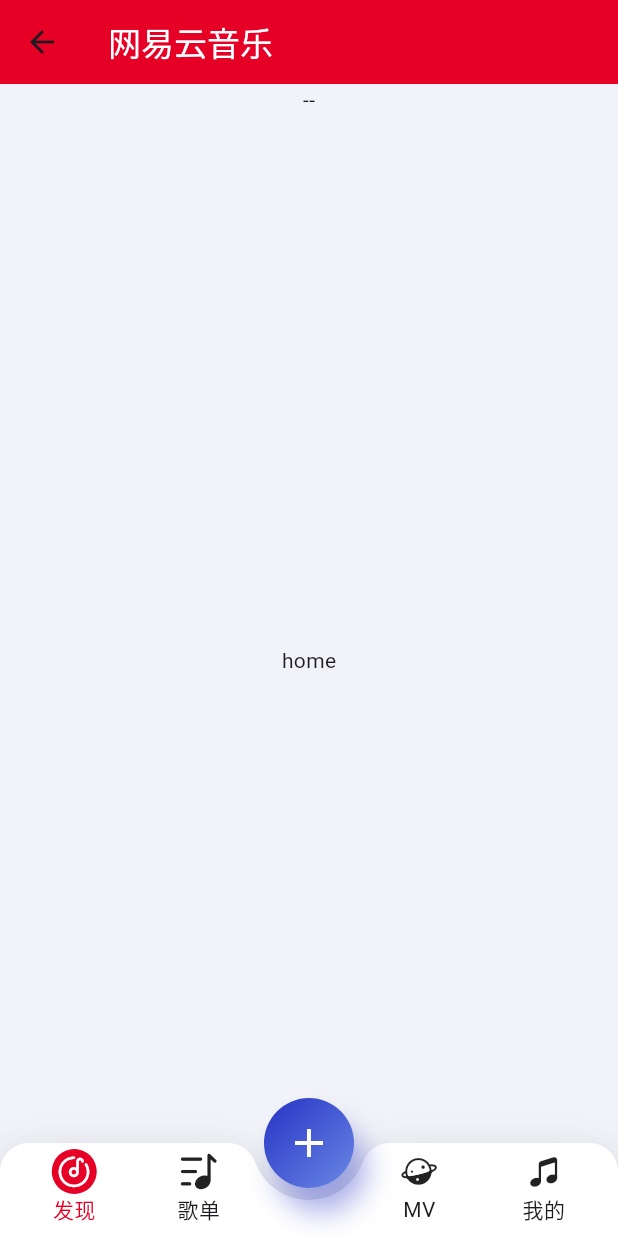
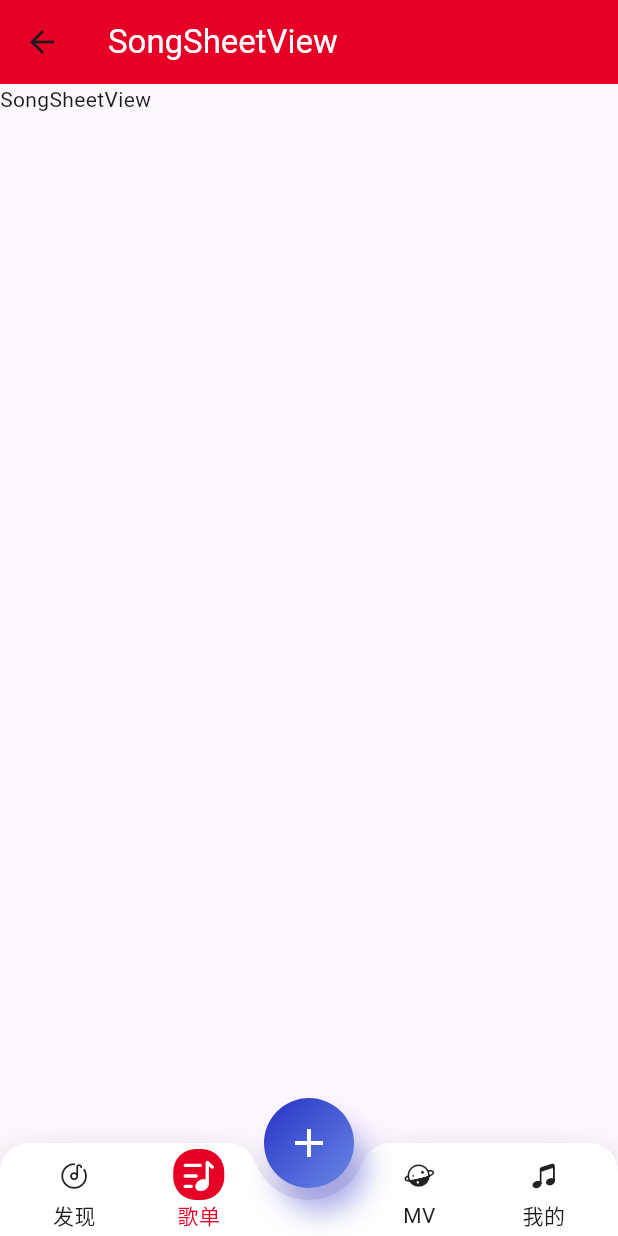
Before and after one commit to mageAoe/flutter_music_player_app, a Flutter app: the NavigationHomeScreen screen opened by its route, after a tap on "歌单", on a phone screen of 412 x 824 dp. Run offline on Flutter 3.47's test engine with Material 3 defaults, Android fonts, the phone set to English and light mode, and no system bars.

Commit message:
update: navigator page

```diff
--- a/lib/home_screen.dart
+++ b/lib/home_screen.dart
@@ -3,9 +3,13 @@ import 'package:flutter_music_player_app/app_theme.dart';
 import 'pages/bottom_navigation_view/bottom_bar_view.dart';
 import 'package:flutter_music_player_app/pages/bottom_navigation_view/tabIcon_data.dart';
 
+import 'package:flutter_music_player_app/views/find/find_view.dart';
+import 'package:flutter_music_player_app/views/song_sheet/song_sheet_view.dart';
+import 'package:flutter_music_player_app/views/mv/mv_view.dart';
+import 'package:flutter_music_player_app/views/my/my_view.dart';
+
 class MyHomePage extends StatefulWidget {
-  const MyHomePage({super.key, required this.title});
-  final String title;
+  const MyHomePage({super.key});
   @override
   State<MyHomePage> createState() => _MyHomePageState();
 }
@@ -14,10 +18,16 @@ class _MyHomePageState extends State<MyHomePage> with TickerProviderStateMixin {
 
   AnimationController? animationController;
   List<TabIconData> tabIconsList = TabIconData.tabIconsList;
-  Widget tabBody = Container(
-    color: AppTheme.background,
-  );
-  int index = 0;
+
+  Widget tabBody = Container(color: AppTheme.background);
+  int pageIndex = 0;
+
+  final List<Widget> _pages = [
+    const FindView(),
+    const SongSheetView(),
+    const MvView(),
+    const MyView()
+  ];
 
    @override
   void initState() {
@@ -26,20 +36,18 @@ class _MyHomePageState extends State<MyHomePage> with TickerProviderStateMixin {
     }
     tabIconsList[0].isSelected = true;
 
-    animationController = AnimationController(
-        duration: const Duration(milliseconds: 600), vsync: this);
-    // tabBody = MyDiaryScreen(animationController: animationController);
+    animationController = AnimationController(duration: const Duration(milliseconds: 600), vsync: this);
     super.initState();
   }
 
   @override
   Widget build(BuildContext context) {
     return Scaffold(
-        appBar: AppBar(
-          // Theme.of(context).colorScheme.inversePrimary,
-          backgroundColor: AppTheme.primary,
-          title: Text(widget.title, style: const TextStyle(color:AppTheme.white)),
-        ),
+        // appBar: AppBar(
+        //   // Theme.of(context).colorScheme.inversePrimary,
+        //   backgroundColor: AppTheme.primary,
+        //   title: Text(widget.title, style: const TextStyle(color:AppTheme.white)),
+        // ),
         body: Container(
         color: AppTheme.background,
         child: Scaffold(
@@ -52,9 +60,7 @@ class _MyHomePageState extends State<MyHomePage> with TickerProviderStateMixin {
               } else {
                 return Stack(
                   children: <Widget>[
-                    const Center(
-                      child: Text('home'),
-                    ),
+                    _pages[pageIndex],
                     bottomBar(),
                   ],
                 );
@@ -76,37 +82,38 @@ class _MyHomePageState extends State<MyHomePage> with TickerProviderStateMixin {
       children: <Widget>[
         // 顶部页面内容
         const Expanded(
-          child: SizedBox(
-            child: Text('--'),
-          ),
+          child: SizedBox(),
         ),
         // 下面的导航栏
         BottomBarView(
           tabIconsList: tabIconsList,
-          index: index,
+          index: pageIndex,
           addClick: () {},
           changeIndex: (int index) {
-            if (index == 0 || index == 2) {
-              animationController?.reverse().then<dynamic>((data) {
-                if (!mounted) {
-                  return;
-                }
-                // setState(() {
-                //   tabBody =
-                //       MyDiaryScreen(animationController: animationController);
-                // });
-              });
-            } else if (index == 1 || index == 3) {
-              animationController?.reverse().then<dynamic>((data) {
-                if (!mounted) {
-                  return;
-                }
-                // setState(() {
-                //   tabBody =
-                //       TrainingScreen(animationController: animationController);
-                // });
-              });
-            }
+            setState(() {
+              pageIndex = index;
+            });
+            // if (index == 0 || index == 2) {
+            //   animationController?.reverse().then<dynamic>((data) {
+            //     if (!mounted) {
+            //       return;
+            //     }
+            //     // setState(() {
+            //     //   tabBody =
+            //     //       MyDiaryScreen(animationController: animationController);
+            //     // });
+            //   });
+            // } else if (index == 1 || index == 3) {
+            //   animationController?.reverse().then<dynamic>((data) {
+            //     if (!mounted) {
+            //       return;
+            //     }
+            //     // setState(() {
+            //     //   tabBody =
+            //     //       TrainingScreen(animationController: animationController);
+            //     // });
+            //   });
+            // }
           },
         ),
       ],
--- a/lib/main.dart
+++ b/lib/main.dart
@@ -24,8 +24,8 @@ class MyApp extends StatelessWidget {
       routes: {
         '/MainPage': (ctx) => const NavigationHomeScreen(),
       },
-      // home: const NavigationHomeScreen(),
-      home: const IntroductionAnimationScreen(),
+      home: const NavigationHomeScreen(),
+      // home: const IntroductionAnimationScreen(),
       // home: const MyHomePage(),
     );
   }
--- a/lib/navigation_home_screen.dart
+++ b/lib/navigation_home_screen.dart
@@ -21,7 +21,7 @@ class _NavigationHomeScreenState extends State<NavigationHomeScreen> {
    @override
   void initState() {
     drawerIndex = DrawerIndex.HOME;
-    screenView =  const MyHomePage(title: '网易云音乐');
+    screenView =  const MyHomePage();
     super.initState();
   }
 
@@ -56,7 +56,7 @@ class _NavigationHomeScreenState extends State<NavigationHomeScreen> {
       switch (drawerIndex) {
         case DrawerIndex.HOME:
           setState(() {
-            screenView = const MyHomePage(title: '网易云音乐');
+            screenView = const MyHomePage();
           });
           break;
         case DrawerIndex.Help:
--- a/lib/pages/bottom_navigation_view/bottom_bar_view.dart
+++ b/lib/pages/bottom_navigation_view/bottom_bar_view.dart
@@ -64,6 +64,12 @@ class _BottomBarViewState extends State<BottomBarView> with TickerProviderStateM
                                   index: widget.index,
                                   currentIndex: 0,
                                   tabIconData: widget.tabIconsList?[0],
+                                  // onTap: widget.changeIndex!(0),
+                                  removeAllSelect: () {
+                                    setRemoveAllSelection(
+                                        widget.tabIconsList?[0]);
+                                    widget.changeIndex!(0);
+                                  },
                                 )
                               ),
                               Expanded(
@@ -71,6 +77,12 @@ class _BottomBarViewState extends State<BottomBarView> with TickerProviderStateM
                                   index: widget.index,
                                   currentIndex: 1,
                                   tabIconData: widget.tabIconsList?[1],
+                                  // onTap: widget.changeIndex!(1),
+                                  removeAllSelect: () {
+                                    setRemoveAllSelection(
+                                        widget.tabIconsList?[1]);
+                                    widget.changeIndex!(1);
+                                  },
                                 ),
                               ),
                               SizedBox(
@@ -86,6 +98,11 @@ class _BottomBarViewState extends State<BottomBarView> with TickerProviderStateM
                                   index: widget.index,
                                   currentIndex: 2,
                                   tabIconData: widget.tabIconsList?[2],
+                                  removeAllSelect: () {
+                                    setRemoveAllSelection(
+                                        widget.tabIconsList?[2]);
+                                    widget.changeIndex!(2);
+                                  },
                                 ),
                               ),
                               Expanded(
@@ -93,6 +110,11 @@ class _BottomBarViewState extends State<BottomBarView> with TickerProviderStateM
                                   index: widget.index,
                                   currentIndex: 3,
                                   tabIconData: widget.tabIconsList?[3],
+                                  removeAllSelect: () {
+                                    setRemoveAllSelection(
+                                        widget.tabIconsList?[3]);
+                                    widget.changeIndex!(3);
+                                  },
                                 ),
                               )
                             ],
@@ -112,23 +134,57 @@ class _BottomBarViewState extends State<BottomBarView> with TickerProviderStateM
       ]
     );
   }
+
+  void setRemoveAllSelection(TabIconData? tabIconData) {
+    if (!mounted) return;
+    setState(() {
+      widget.tabIconsList?.forEach((TabIconData tab) {
+        tab.isSelected = false;
+        if (tabIconData!.index == tab.index) {
+          tab.isSelected = true;
+        }
+      });
+    });
+  }
 }
 
 class TabIcons extends StatefulWidget {
   final TabIconData? tabIconData;
   final int index;
   final int currentIndex;
-  const TabIcons({super.key,
+  final Function()? removeAllSelect;
+  const TabIcons({
+    super.key,
     this.tabIconData,
     required this.index,
-   required this.currentIndex
+    required this.currentIndex,
+    this.removeAllSelect
   });
 
   @override
   State<TabIcons> createState() => _TabIconsState();
 }
 
-class _TabIconsState extends State<TabIcons> {
+class _TabIconsState extends State<TabIcons> with TickerProviderStateMixin {
+  @override
+  void initState() {
+    widget.tabIconData?.animationController = AnimationController(
+      vsync: this,
+      duration: const Duration(milliseconds: 400),
+    )..addStatusListener((AnimationStatus status) {
+        if (status == AnimationStatus.completed) {
+          if (!mounted) return;
+          widget.removeAllSelect!();
+          widget.tabIconData?.animationController?.reverse();
+        }
+      });
+    super.initState();
+  }
+
+  void setAnimation() {
+    widget.tabIconData?.animationController?.forward();
+  }
+
   @override
   Widget build(BuildContext context) {
     return AspectRatio(
@@ -140,20 +196,22 @@ class _TabIconsState extends State<TabIcons> {
           highlightColor: Colors.transparent,
           hoverColor: Colors.transparent,
           onTap: () {
-            // if (!widget.tabIconData!.isSelected) {
-            //   setAnimation();
-            // }
+            if (!widget.tabIconData!.isSelected) {
+              setAnimation();
+            }
           },
           child: IgnorePointer(
             child: Column(
               children: [
                 Container(
-                  padding: const EdgeInsets.all(3),
+                  padding: const EdgeInsets.all(7),
                   decoration: BoxDecoration(
                     color: widget.index == widget.currentIndex? AppTheme.primary : null,
                     borderRadius: BorderRadius.circular(15)
                   ),
-                  child: Icon(widget.tabIconData?.icon, color: widget.index == widget.currentIndex? Colors.white : null),
+                  child: Icon(
+                    size: 20,
+                    widget.tabIconData?.icon, color: widget.index == widget.currentIndex? Colors.white : null),
                 ),
                 Text(widget.tabIconData!.text, style: TextStyle(color: widget.index == widget.currentIndex? AppTheme.primary: null))
               ],
--- a/lib/views/find/find_view.dart
+++ b/lib/views/find/find_view.dart
@@ -0,0 +1,25 @@
+import 'package:flutter/material.dart';
+import 'package:flutter_music_player_app/app_theme.dart';
+
+class FindView extends StatefulWidget {
+  const FindView({ Key? key }) : super(key: key);
+
+  @override
+  _FindViewState createState() => _FindViewState();
+}
+
+class _FindViewState extends State<FindView> {
+  @override
+  Widget build(BuildContext context) {
+    return Scaffold(
+      appBar: AppBar(
+          // Theme.of(context).colorScheme.inversePrimary,
+          backgroundColor: AppTheme.primary,
+          title: const Text('发现', style: TextStyle(color:AppTheme.white)),
+        ),
+        body: Container(
+          child: const Text('find'),
+        )
+    );
+  }
+}
--- a/lib/views/song_sheet/song_sheet_view.dart
+++ b/lib/views/song_sheet/song_sheet_view.dart
@@ -0,0 +1,25 @@
+import 'package:flutter/material.dart';
+import 'package:flutter_music_player_app/app_theme.dart';
+
+class SongSheetView extends StatefulWidget {
+  const SongSheetView({ Key? key }) : super(key: key);
+
+  @override
+  _SongSheetViewState createState() => _SongSheetViewState();
+}
+
+class _SongSheetViewState extends State<SongSheetView> {
+  @override
+  Widget build(BuildContext context) {
+    return Scaffold(
+      appBar: AppBar(
+          // Theme.of(context).colorScheme.inversePrimary,
+          backgroundColor: AppTheme.primary,
+          title: const Text('SongSheetView', style: TextStyle(color:AppTheme.white)),
+        ),
+        body: Container(
+          child: const Text('SongSheetView'),
+        )
+    );
+  }
+}
```
Also changed, not shown: lib/views/mv/mv_view.dart (+25 -0 lines), lib/views/my/my_view.dart (+25 -0 lines).
